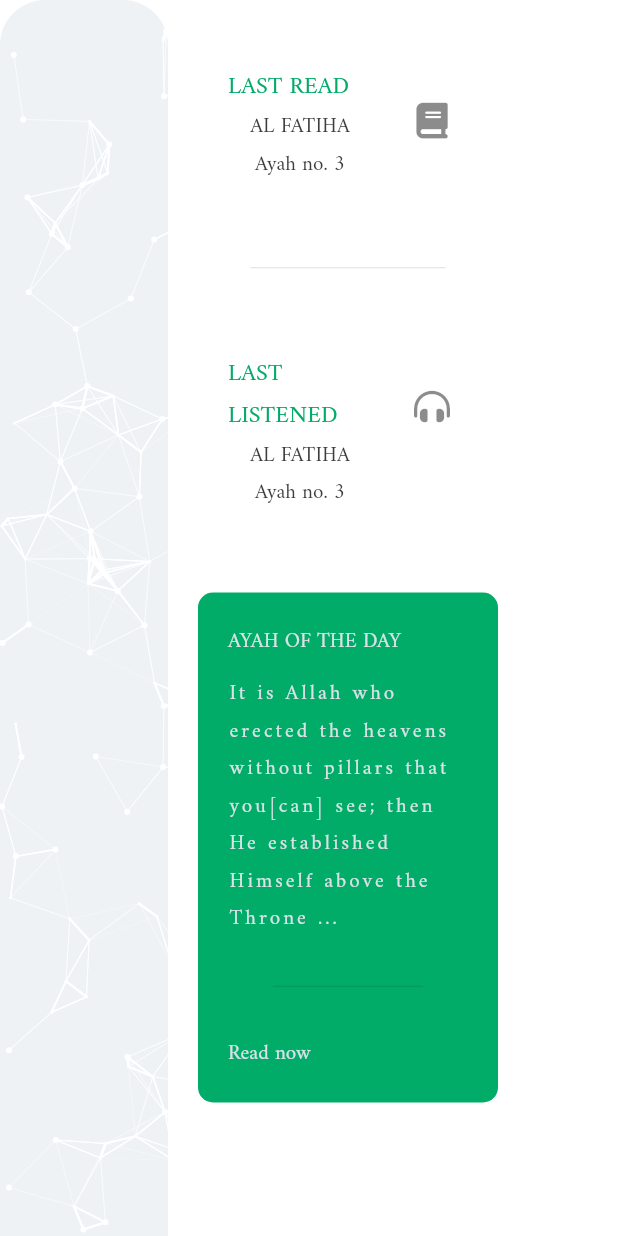
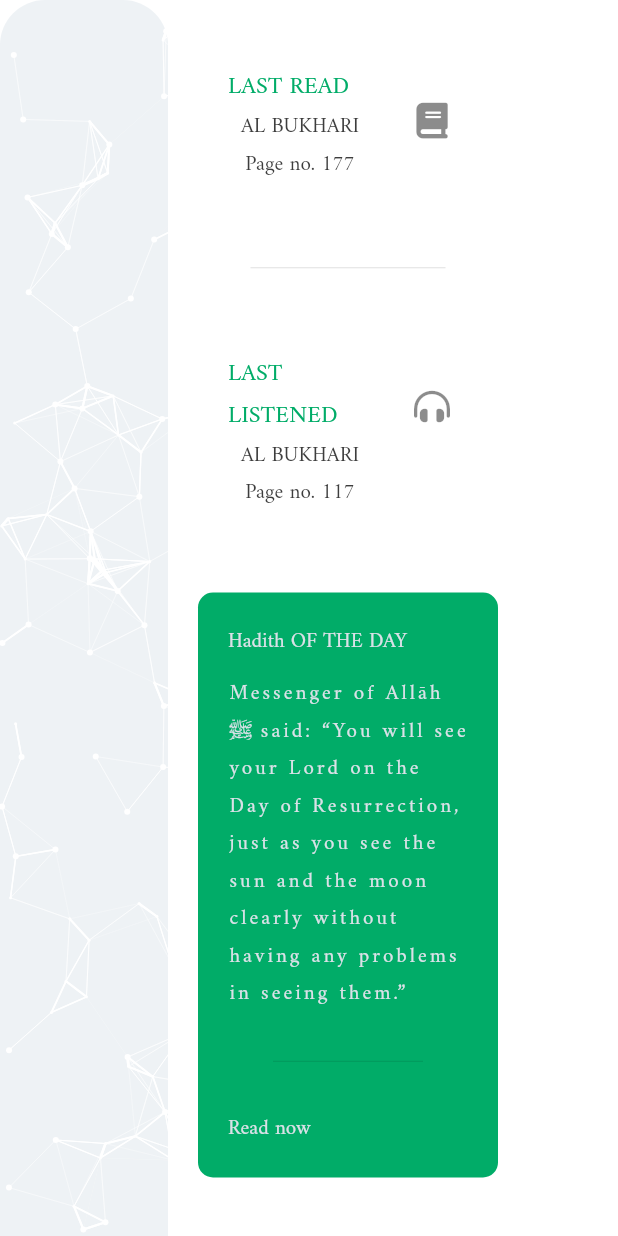
Before and after one commit to kherldhussein/quran_hadith, a Flutter app: the HPage screen opened directly, on a phone screen of 412 x 824 dp. Run offline on Flutter 3.47's test engine with Material 2 defaults, Android fonts, the phone set to English and light mode, and no system bars; our stand-ins replace adaptive_breakpoints, anim_search_bar, auto_size_text, bubble_tab_indicator, font_awesome_flutter, get and 5 more; missing offline and left inert: flutter_animated_dialog; accounts and stored records are empty; network calls fail.

Commit message:
Update ui data

```diff
--- a/lib/screens/hPage.dart
+++ b/lib/screens/hPage.dart
@@ -18,11 +18,12 @@ class _HPageState extends State<HPage> {
   Widget build(BuildContext context) {
     var size = MediaQuery.of(context).size;
     final isSmall = isDisplayVerySmallDesktop(context);
+    var theme = Theme.of(context);
     return Scaffold(
-      backgroundColor: Theme.of(context).appBarTheme.backgroundColor,
+      backgroundColor: theme.appBarTheme.backgroundColor,
       body: Container(
         constraints: BoxConstraints(minWidth: 0, minHeight: 0),
-        color: Theme.of(context).appBarTheme.backgroundColor,
+        color: theme.appBarTheme.backgroundColor,
         child: SingleChildScrollView(
           scrollDirection: Axis.horizontal,
           child: Row(mainAxisAlignment: MainAxisAlignment.end, children: [
@@ -52,6 +53,7 @@ class _HPageState extends State<HPage> {
               padding: EdgeInsets.symmetric(vertical: 20),
               height: MediaQuery.of(context).size.height,
               margin: EdgeInsets.symmetric(horizontal: 20),
+              color: theme.appBarTheme.backgroundColor,
               width: 200,
               child: ListView(
                 children: [
@@ -64,7 +66,7 @@ class _HPageState extends State<HPage> {
                     contentPadding:
                         EdgeInsets.symmetric(horizontal: 20, vertical: 20),
                     subtitle: Column(
-                      children: [Text('AL FATIHA'), Text('Ayah no. 3')],
+                      children: [Text('AL BUKHARI'), Text('Page no. 177')],
                     ),
                     trailing: IconButton(
                       icon: FaIcon(FontAwesomeIcons.book),
@@ -80,7 +82,7 @@ class _HPageState extends State<HPage> {
                     contentPadding:
                         EdgeInsets.symmetric(horizontal: 20, vertical: 20),
                     subtitle: Column(
-                      children: [Text('AL FATIHA'), Text('Ayah no. 3')],
+                      children: [Text('AL BUKHARI'), Text('Page no. 117')],
                     ),
                     trailing: IconButton(
                       icon: FaIcon(FontAwesomeIcons.headphonesSimple),
@@ -97,12 +99,13 @@ class _HPageState extends State<HPage> {
                     child: Column(
                       crossAxisAlignment: CrossAxisAlignment.start,
                       children: [
-                        Text('AYAH OF THE DAY',
+                        Text('Hadith OF THE DAY',
                             style: TextStyle(color: Color(0xffdae1e7))),
                         SizedBox(height: 10),
                         Text(
-                          'It is Allah who erected the heavens without pillars that you[can] see; '
-                          'then He established Himself above the Throne ...',
+                          "Messenger of Allāh ﷺ said: “You will see your Lord on the Day of "
+                          "Resurrection, just as you see the sun and the moon clearly without having any "
+                          "problems in seeing them.” ",
                           style: TextStyle(
                               color: Color(0xffdae1e7), letterSpacing: 2),
                         ),
```
